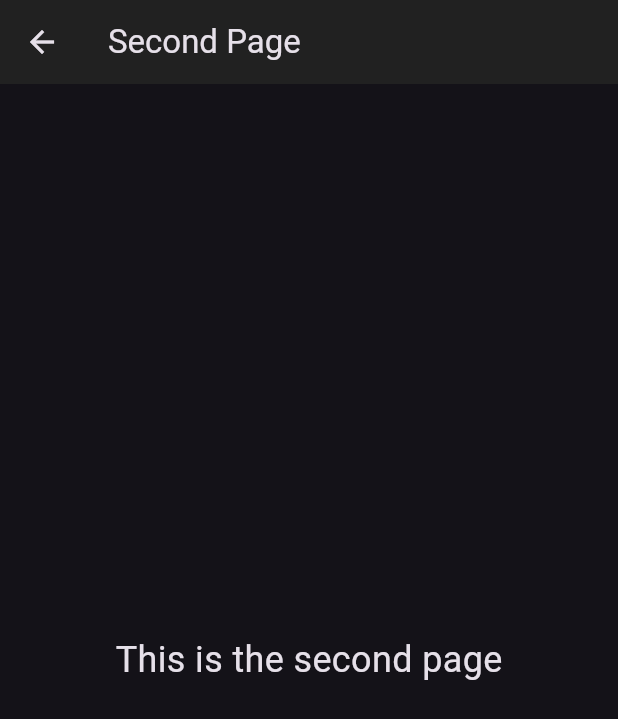
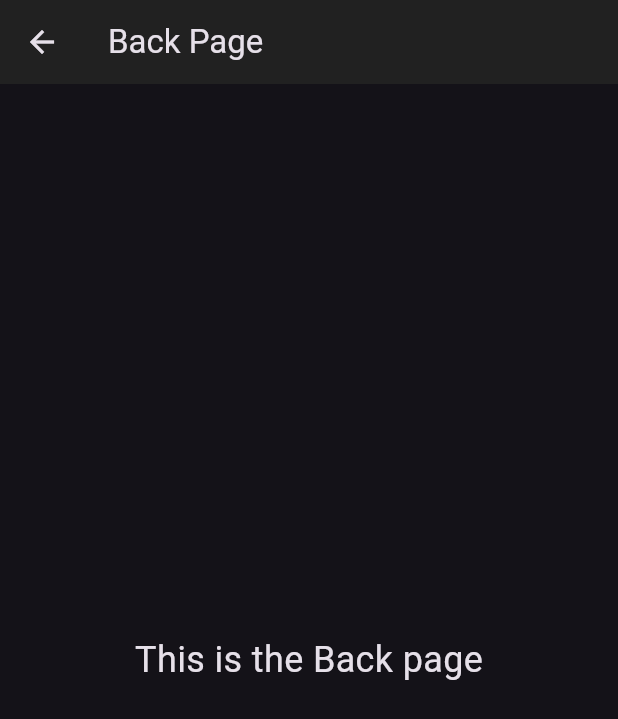
Before and after one commit to Aakash-kabir-kori/Android-app, a Flutter app: the SecondPage screen opened directly, on a phone screen of 412 x 824 dp. Shown: the top 719 px of the screen. Run offline on Flutter 3.47's test engine with Material 3 defaults, Android fonts, the phone set to English and light mode, and no system bars.

Commit message:
second page mai back page likha

```diff
--- a/lib/second.dart
+++ b/lib/second.dart
@@ -5,12 +5,12 @@ class SecondPage extends StatelessWidget {
   Widget build(BuildContext context) {
     return Scaffold(
       appBar: AppBar(
-        title: Text('Second Page'),
+        title: Text('Back Page'),
         backgroundColor: Colors.grey[900],
       ),
       body: Center(
         child: Text(
-          'This is the second page',
+          'This is the Back page',
           style: TextStyle(fontSize: 24),
         ),
       ),
```
